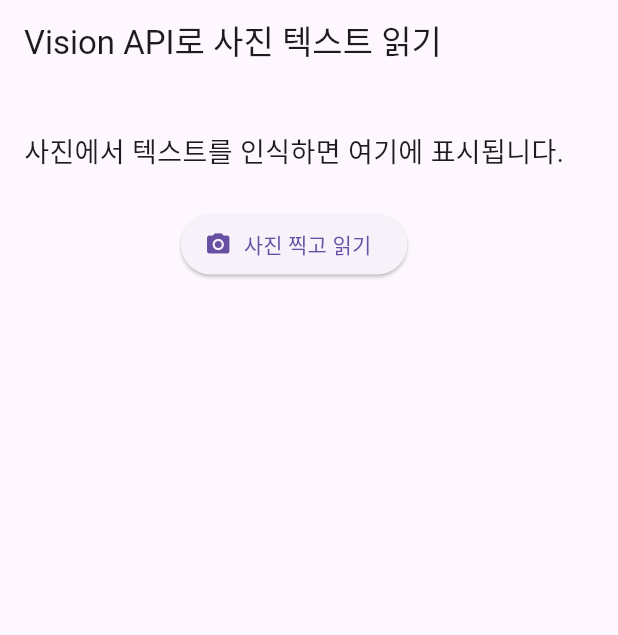
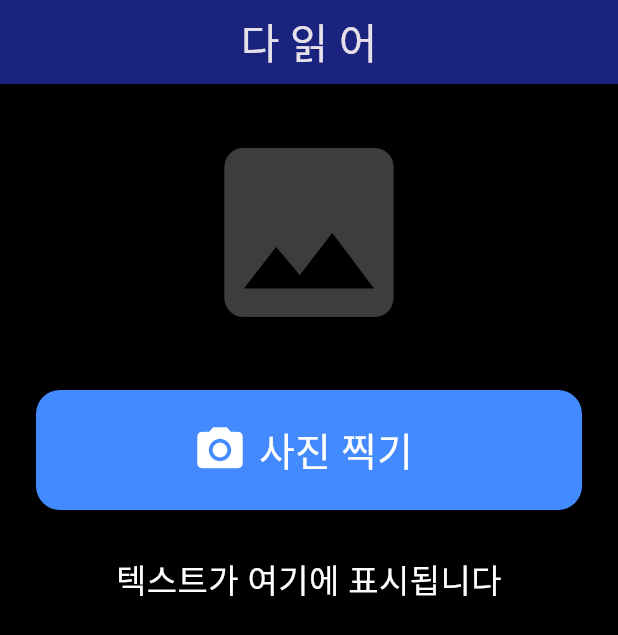
Before and after one commit to UserPJh/alliswell, a Flutter app: the screen it shows after launch, on a phone screen of 412 x 824 dp. Shown: the top 635 px of the screen. Run offline on Flutter 3.47's test engine with Material 3 defaults, Android fonts, the phone set to English and light mode, and no system bars; our stand-ins replace flutter_tts, google_sign_in, image_picker, just_audio.

Commit message:
Update main.dart

```diff
--- a/lib/main.dart
+++ b/lib/main.dart
@@ -6,11 +6,9 @@
 import 'package:just_audio/just_audio.dart';
 import 'package:flutter_tts/flutter_tts.dart';
 import 'auth_service.dart';
-import 'package:flutter_dotenv/flutter_dotenv.dart';
 
 void main() async {
   WidgetsFlutterBinding.ensureInitialized();
-  await dotenv.load(fileName: "assets/.env");
   runApp(MyApp());
 }
 
@@ -18,8 +16,9 @@
   @override
   Widget build(BuildContext context) {
     return MaterialApp(
-      title: 'Vision API Example',
-      theme: ThemeData(primarySwatch: Colors.indigo),
+      title: '다 읽 어',
+      theme: ThemeData.dark(),
+      debugShowCheckedModeBanner: false,
       home: MyHomePage(),
     );
   }
@@ -39,9 +38,10 @@
   String _extractedText = '';
   File? _image;
   bool _isLoading = false;
-  final String serverUrl = 'http://127.0.0.1:5000/speak'; // Flask 서버 URL
 
-  // 이미지 촬영 후 텍스트 처리 및 음성 출력
+  // GitHub Secrets에서 환경 변수를 사용하도록 수정
+  final String serverUrl = Platform.environment['SERVER_URL'] ?? 'http://127.0.0.1:5000/speak'; // GitHub Secrets에서 SERVER_URL 가져오기
+
   Future<void> _pickImageAndProcess() async {
     final XFile? pickedImage = await _picker.pickImage(source: ImageSource.camera);
     if (pickedImage == null) return;
@@ -53,15 +53,11 @@
     });
 
     try {
-      // 1. Google Vision API를 통해 텍스트 추출
       final text = await _authService.callVisionApi(pickedImage.path);
       if (text != null && text.trim().isNotEmpty) {
         setState(() => _extractedText = text);
-
-        // 2. 텍스트를 TTS로 음성으로 변환하여 바로 재생
         await _flutterTts.speak(text);
 
-        // 3. Flask 서버로 텍스트 전송 (옵션, 필요하다면 사용)
         final response = await http.post(
           Uri.parse(serverUrl),
           headers: {"Content-Type": "application/json"},
@@ -71,14 +67,16 @@
         if (response.statusCode == 200) {
           final data = jsonDecode(response.body);
           final audioUrl = data['url'];
-
-          // Flask에서 반환된 mp3 URL로 오디오 재생
           await _player.setAudioSource(AudioSource.uri(Uri.parse(audioUrl)));
           await _player.play();
         } else {
+          print("❌ 서버 오류: ${response.body}");
         }
-      } else {}
+      } else {
+        print("⚠️ Vision API 결과 없음.");
+      }
     } catch (e) {
+      print("❌ 오류 발생: $e");
     } finally {
       setState(() => _isLoading = false);
     }
@@ -87,24 +85,46 @@
   @override
   Widget build(BuildContext context) {
     return Scaffold(
-      appBar: AppBar(title: Text("Vision API로 사진 텍스트 읽기")),
-      body: SingleChildScrollView(
-        padding: const EdgeInsets.all(16.0),
+      backgroundColor: Colors.black,
+      appBar: AppBar(
+        title: Text('다 읽 어', style: TextStyle(fontSize: 28)),
+        centerTitle: true,
+        backgroundColor: Colors.indigo[900],
+      ),
+      body: Padding(
+        padding: const EdgeInsets.all(24.0),
         child: Column(
+          mainAxisAlignment: MainAxisAlignment.center,
           children: [
-            if (_image != null) Image.file(_image!, height: 250),
-            SizedBox(height: 16),
-            Text(
-              _extractedText.isNotEmpty
-                  ? _extractedText
-                  : "사진에서 텍스트를 인식하면 여기에 표시됩니다.",
-              style: TextStyle(fontSize: 18),
+            if (_image != null)
+              Image.file(_image!, height: 250)
+            else
+              Icon(Icons.image, size: 150, color: Colors.white24),
+            SizedBox(height: 30),
+            ElevatedButton.icon(
+              icon: Icon(Icons.camera_alt, size: 36),
+              label: Text(_isLoading ? '처리 중...' : '사진 찍기', style: TextStyle(fontSize: 26)),
+              onPressed: _isLoading ? null : _pickImageAndProcess,
+              style: ElevatedButton.styleFrom(
+                minimumSize: Size(double.infinity, 80),
+                backgroundColor: Colors.blueAccent,
+                foregroundColor: Colors.white,
+                shape: RoundedRectangleBorder(
+                  borderRadius: BorderRadius.circular(16),
+                ),
+              ),
             ),
-            SizedBox(height: 24),
-            ElevatedButton.icon(
-              icon: Icon(Icons.camera_alt),
-              label: Text(_isLoading ? '처리 중...' : '사진 찍고 읽기'),
-              onPressed: _isLoading ? null : _pickImageAndProcess,
+            SizedBox(height: 30),
+            _isLoading
+                ? CircularProgressIndicator(color: Colors.white)
+                : Expanded(
+              child: SingleChildScrollView(
+                child: Text(
+                  _extractedText.isNotEmpty ? _extractedText : '텍스트가 여기에 표시됩니다',
+                  style: TextStyle(fontSize: 22, color: Colors.white),
+                  textAlign: TextAlign.center,
+                ),
+              ),
             ),
           ],
         ),
```
